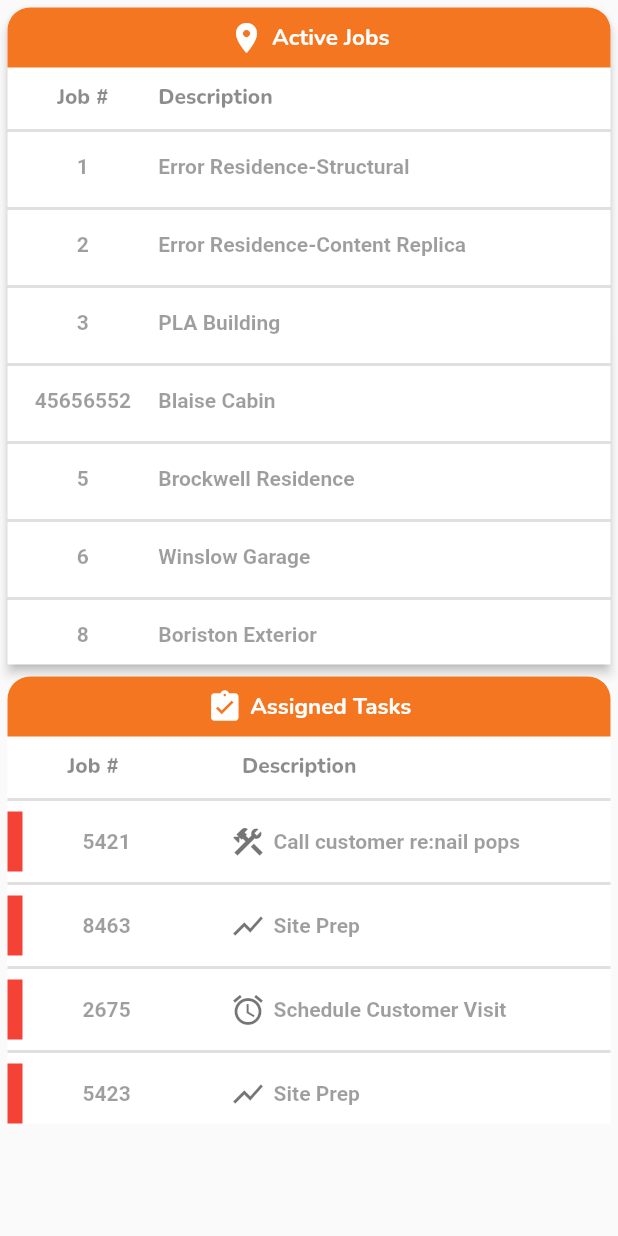
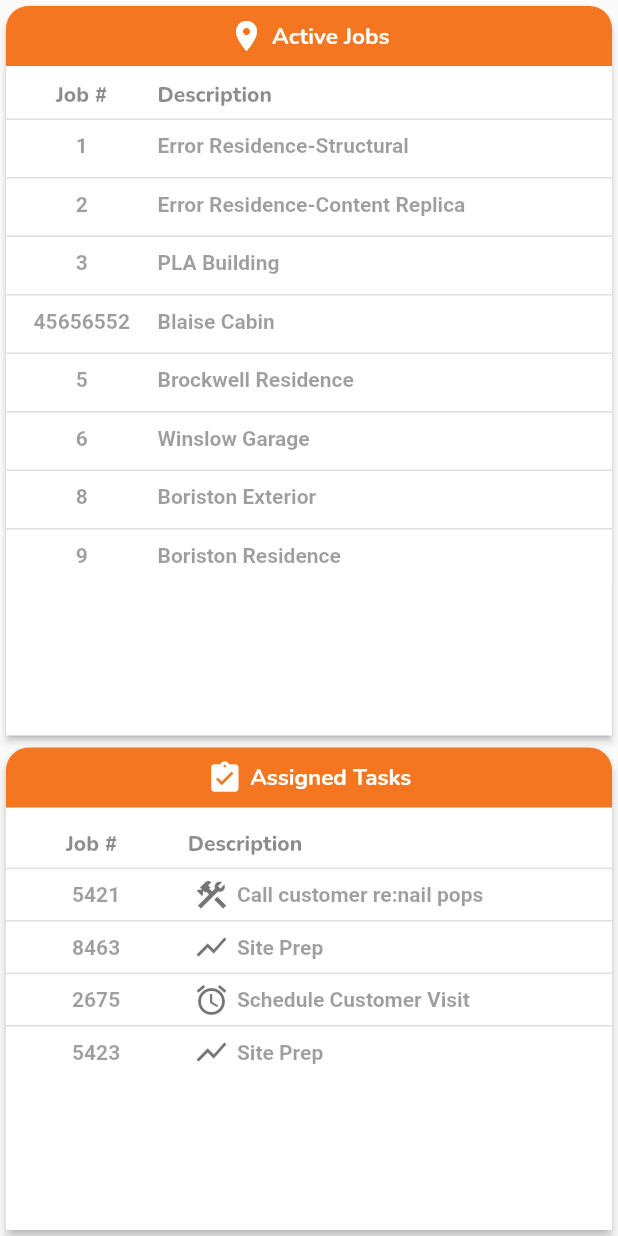
Before and after one commit to Tijogomez/hyphen_sample_app, a Flutter app: the HomeTestScreen widget shown alone on an empty page, opened directly, on a phone screen of 412 x 824 dp. Run offline on Flutter 3.47's test engine with Material 2 defaults, Android fonts, the light colour scheme and no system bars; our stand-ins replace flutter_bloc, flutter_snake_navigationbar; missing offline and left inert: animate_icons.

Commit message:
UI changes

```diff
--- a/hyphenapp/lib/bloc/login/login_state.dart
+++ b/hyphenapp/lib/bloc/login/login_state.dart
@@ -2,10 +2,10 @@ import 'package:hyphenapp/bloc/form_submission_status.dart';
 
 class LoginState {
   final String username;
-  bool get isValidUsername => username.length >= 4;
+  bool get isValidUsername => username.length >= 0;
 
   final String password;
-  bool get isValidPassword => password.length >= 8;
+  bool get isValidPassword => password.length >= 0;
 
   final FormSubmissionStatus formStatus;
 
--- a/hyphenapp/lib/test_screen/home_test_screen.dart
+++ b/hyphenapp/lib/test_screen/home_test_screen.dart
@@ -10,7 +10,7 @@ class HomeTestScreen extends StatefulWidget {
 }
 
 class _HomeTestScreenState extends State<HomeTestScreen> {
-  static List<int> jobNo = [1, 2, 3, 45656552, 5, 6, 8];
+  static List<int> jobNo = [1, 2, 3, 45656552, 5, 6, 8, 9];
   static List<String> description = [
     'Error Residence-Structural',
     'Error Residence-Content Replica ',
@@ -19,6 +19,7 @@ class _HomeTestScreenState extends State<HomeTestScreen> {
     'Brockwell Residence',
     'Winslow Garage',
     'Boriston Exterior',
+    'Boriston Residence'
   ];
 
   final List<ActiveJobs> Activejobs = List.generate(
@@ -43,19 +44,29 @@ class _HomeTestScreenState extends State<HomeTestScreen> {
           assignedDescription[index], assignedTaskIcons[index]));
   @override
   Widget build(BuildContext context) {
-    return SingleChildScrollView(
-      child: Padding(
-        padding: const EdgeInsets.all(1.0),
-        child: Column(
+    return Column(
       children: [
-            Card(
+        Expanded(
+          child: getJobView(),
+          flex: 3,
+        ),
+        Expanded(
+          child: getTaskView(),
+          flex: 2,
+        )
+      ],
+    );
+  }
+
+  getJobView() {
+    return Card(
       shape: const RoundedRectangleBorder(
         borderRadius: BorderRadius.only(
           topLeft: Radius.circular(15.0),
           topRight: Radius.circular(15),
         ),
       ),
-              elevation: 3,
+      elevation: 2,
       child: Column(
         mainAxisSize: MainAxisSize.min,
         children: [
@@ -68,7 +79,6 @@ class _HomeTestScreenState extends State<HomeTestScreen> {
               ),
             ),
             height: 40,
-                    width: double.infinity,
             child: Center(
               child: Row(
                 mainAxisAlignment: MainAxisAlignment.center,
@@ -89,7 +99,8 @@ class _HomeTestScreenState extends State<HomeTestScreen> {
                         fontWeight: FontWeight.bold),
                   ),
                 ],
-                    )),
+              ),
+            ),
           ),
           const SizedBox(
             height: 10.0,
@@ -123,8 +134,9 @@ class _HomeTestScreenState extends State<HomeTestScreen> {
           const SizedBox(
             height: 5.0,
           ),
-                  ListView.builder(
-                    physics: const NeverScrollableScrollPhysics(),
+          Expanded(
+            child: ListView.builder(
+              // physics: const NeverScrollableScrollPhysics(),
               shrinkWrap: true,
               itemCount: Activejobs.length,
               itemBuilder: (context, index) {
@@ -134,11 +146,11 @@ class _HomeTestScreenState extends State<HomeTestScreen> {
                     crossAxisAlignment: CrossAxisAlignment.start,
                     children: [
                       const Divider(
-                              thickness: 2,
+                        height: 3,
+                        thickness: 1,
                       ),
                       Padding(
-                              padding:
-                                  const EdgeInsets.symmetric(vertical: 8.0),
+                        padding: const EdgeInsets.symmetric(vertical: 8.0),
                         child: Row(
                           children: [
                             Expanded(
@@ -169,17 +181,21 @@ class _HomeTestScreenState extends State<HomeTestScreen> {
                 );
               },
             ),
+          ),
         ],
       ),
-            ),
-            Card(
+    );
+  }
+
+  getTaskView() {
+    return Card(
       shape: const RoundedRectangleBorder(
         borderRadius: BorderRadius.only(
           topLeft: Radius.circular(15.0),
           topRight: Radius.circular(15),
         ),
       ),
-              elevation: 0,
+      elevation: 3,
       child: Column(
         mainAxisSize: MainAxisSize.min,
         children: [
@@ -213,17 +229,18 @@ class _HomeTestScreenState extends State<HomeTestScreen> {
                         fontWeight: FontWeight.bold),
                   ),
                 ],
-                    )),
+              ),
+            ),
           ),
           const SizedBox(
-                    height: 10.0,
+            height: 15.0,
           ),
           Row(
             children: const [
               Padding(
                 padding: EdgeInsets.only(left: 40.0),
                 child: Text(
-                          "Job #" + "                     " + "Description",
+                  "Job #" + "            " + "Description",
                   style: TextStyle(
                     color: Colors.black45,
                     fontWeight: FontWeight.w800,
@@ -236,36 +253,33 @@ class _HomeTestScreenState extends State<HomeTestScreen> {
           const SizedBox(
             height: 5.0,
           ),
-                  ListView.builder(
-                    physics: const NeverScrollableScrollPhysics(),
+          Expanded(
+            flex: 3,
+            child: ListView.builder(
+              // physics: const NeverScrollableScrollPhysics(),
               shrinkWrap: true,
               itemCount: Assignedtaskshome.length,
               itemBuilder: (context, index) {
                 return Column(
                   children: [
                     const Divider(
-                            thickness: 2,
+                      height: 3,
+                      thickness: 1,
                     ),
                     Container(
-                            margin: EdgeInsets.only(top: 0.0),
+                      margin: EdgeInsets.all(4),
                       child: Row(
                         mainAxisSize: MainAxisSize.max,
                         children: [
-                                Container(
-                                  color: Colors.red,
-                                  height: 40,
-                                  width: 10,
-                                ),
                           Padding(
-                                  padding: const EdgeInsets.symmetric(
-                                      horizontal: 40),
+                            padding: const EdgeInsets.symmetric(horizontal: 40),
                             child: Row(
                               children: [
                                 Text(
                                   Assignedtaskshome[index]
                                           .jobNumber
                                           .toString() +
-                                            "                   ",
+                                      "              ",
                                   style: const TextStyle(
                                       color: Colors.black38,
                                       fontWeight: FontWeight.w600),
@@ -291,11 +305,8 @@ class _HomeTestScreenState extends State<HomeTestScreen> {
                 );
               },
             ),
-                ],
-              ),
           ),
         ],
-        ),
       ),
     );
   }
--- a/hyphenapp/lib/test_screen/job_test_screen.dart
+++ b/hyphenapp/lib/test_screen/job_test_screen.dart
@@ -6,7 +6,7 @@ import 'package:hyphenapp/utils/filter.dart';
 List<int> jobnmbr = [1, 2, 3, 4, 5, 6, 8, 9, 10, 11, 12, 13, 18, 19];
 List<String> jobDesc = [
   'Error Residence-Structural',
-  'Error Residence-Content ',
+  'Error Residence-Content Replacement',
   'PLA Building',
   'Blaise Cabin',
   'Brockwell Residence',
@@ -207,6 +207,7 @@ class _ListViewWidgetState extends State<ListViewWidget> {
                   crossAxisAlignment: CrossAxisAlignment.start,
                   children: [
                     const Divider(
+                      height: 13,
                       thickness: 2,
                     ),
                     Padding(
```
Also changed, not shown: hyphenapp/lib/screens/home_screen.dart (+9 -10 lines), hyphenapp/lib/screens/login_screen.dart (+35 -17 lines). Lines whose indentation alone changed are shown as unchanged.
